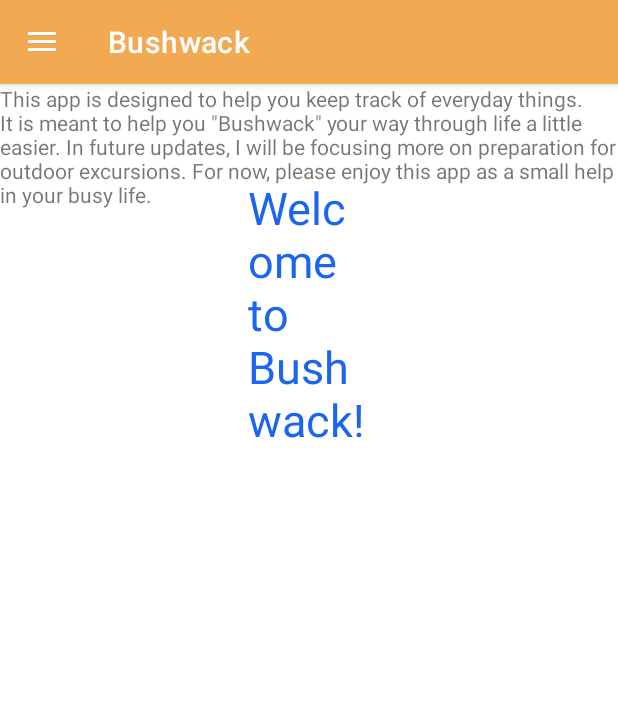
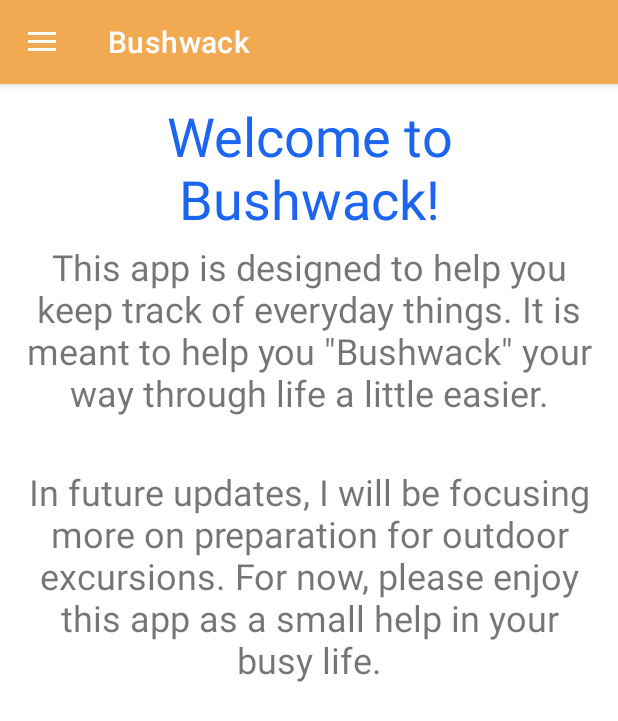
Before and after one commit to benbmb99/Bushwack, an Android app built with Jetpack Compose: the screen it shows after launch (MainActivity), on a phone screen of 412 x 824 dp. Shown: the top 721 px of the screen. Run offline under Robolectric (Android 15) with nearby library versions, the phone set to English and light mode, and no system bars.

Commit message:
Complete mostly functional app for lists.

```diff
--- a/app/src/main/AndroidManifest.xml
+++ b/app/src/main/AndroidManifest.xml
@@ -10,7 +10,7 @@
         android:label="@string/app_name"
         android:roundIcon="@mipmap/ic_launcher_round"
         android:supportsRtl="true"
-        android:theme="@style/Theme.Bushwack"
+        android:theme="@style/BushwackTheme"
         tools:targetApi="31">
         <activity
             android:name=".MainActivity"
--- a/app/src/main/java/com/hikerhelper/bushwack/MainActivity.kt
+++ b/app/src/main/java/com/hikerhelper/bushwack/MainActivity.kt
@@ -1,64 +1,140 @@
 package com.hikerhelper.bushwack
 
 import android.annotation.SuppressLint
+import android.app.Activity
 import android.os.Bundle
 import android.view.MenuItem
-import androidx.activity.ComponentActivity
-import androidx.activity.compose.setContent
+import android.view.View
+import android.view.View.OnClickListener
+import android.view.View.VISIBLE
+import android.widget.ArrayAdapter
+import android.widget.Button
+import android.widget.EditText
+import android.widget.LinearLayout
+import android.widget.ListView
+import android.widget.RelativeLayout
 import androidx.appcompat.app.ActionBarDrawerToggle
 import androidx.appcompat.app.AppCompatActivity
 import androidx.appcompat.widget.Toolbar
-import androidx.compose.foundation.layout.fillMaxSize
-import androidx.compose.material3.MaterialTheme
-import androidx.compose.material3.Surface
 import androidx.compose.material3.Text
 import androidx.compose.runtime.Composable
 import androidx.compose.ui.Modifier
+import androidx.compose.ui.node.getOrAddAdapter
 import androidx.compose.ui.tooling.preview.Preview
 import androidx.core.view.GravityCompat
 import androidx.drawerlayout.widget.DrawerLayout
 import com.google.android.material.navigation.NavigationView
+import com.hikerhelper.bushwack.R.id.*
 import com.hikerhelper.bushwack.ui.theme.BushwackTheme
+import com.hikerhelper.bushwack.R.layout.fragment_list
 
 class MainActivity : AppCompatActivity(), NavigationView.OnNavigationItemSelectedListener {
 
+    //Initialize our variables
     private lateinit var drawerLayout: DrawerLayout
+    /*private lateinit var userList: ListView
+    private lateinit var addButtony: Button
+    private lateinit var editText: EditText
+    private lateinit var listy: ArrayList<String>*/
+    private lateinit var linLayli: LinearLayout
+    private lateinit var relLayli: RelativeLayout
 
     override fun onCreate(savedInstanceState: Bundle?) {
         super.onCreate(savedInstanceState)
         setContentView(R.layout.activity_main)
 
-        drawerLayout = findViewById(R.id.drawer_layout)
+        //Sets up the full layout, including fragments, and activates it
+        drawerLayout = findViewById(drawer_layout)
 
-        val toolbar = findViewById<Toolbar>(R.id.toolbar)
+        //linLayli = findViewById<LinearLayout>(linLay)
+        /*relLayli = findViewById<RelativeLayout>(listContainer)
+        userList = findViewById(itemList)
+        addButtony = findViewById(addButton)
+        editText = findViewById(editItemName)
+        listy = ArrayList()*/
+
+        //Sets up the toolbar above and activates it
+        val toolbar = findViewById<Toolbar>(toolbar)
         setSupportActionBar(toolbar)
 
-        val navigationView = findViewById<NavigationView>(R.id.nav_view)
+        //sets up the sidemenu layout and activates it
+        val navigationView = findViewById<NavigationView>(nav_view)
         navigationView.setNavigationItemSelectedListener (this)
 
+        //Creates the way to open the side menu
         val toggle = ActionBarDrawerToggle(this, drawerLayout, toolbar, R.string.open_nav, R.string.close_nav)
         drawerLayout.addDrawerListener(toggle)
         toggle.syncState()
 
+        /*val adapter: ArrayAdapter<String> = ArrayAdapter<String>(
+            this@MainActivity,
+            android.R.layout.simple_list_item_checked,
+            listy.toTypedArray()
+        )
+
+        userList.adapter = adapter
+
+        addButtony.setOnClickListener {
+            val item = editText.text.toString()
+            if(item.isNotEmpty()){
+                listy.add(item)
+                adapter.notifyDataSetChanged()
+            }
+        }*/
+
+        //Checks to see if there is a saved instance of the app already running
         if (savedInstanceState == null){
             supportFragmentManager.beginTransaction()
-                .replace(R.id.fragment_cont, Home()).commit()
-            navigationView.setCheckedItem(R.id.nav_home)
+                .replace(fragment_cont, Home()).commit()
+            navigationView.setCheckedItem(nav_home)
         }
     }
 
+    //(UNUSED) Makes the Home page visible.
+    fun homeVisible(){
+        linLayli.setVisibility(View.VISIBLE)
+        relLayli.setVisibility(View.GONE)
+    }
+
+    //(UNUSED) Makes the List page visible.
+    fun listVisible(){
+        linLayli.setVisibility(View.GONE)
+        relLayli.setVisibility(View.VISIBLE)
+    }
+
+    //Controls the menu
     override fun onNavigationItemSelected(p0: MenuItem): Boolean {
         when(p0.itemId){
-            R.id.nav_home -> supportFragmentManager.beginTransaction()
-                .replace(R.id.fragment_cont, Home()).commit()
-            R.id.nav_list -> supportFragmentManager.beginTransaction()
-                .replace(R.id.fragment_cont, List()).commit()
+            nav_home -> //homeVisible()
+                supportFragmentManager.beginTransaction()
+                .replace(fragment_cont, Home()).commit()
+            nav_list -> //listVisible()
+                supportFragmentManager.beginTransaction()
+                .replace(fragment_cont, List<Any>()).commit()
         }
         drawerLayout.closeDrawer(GravityCompat.START)
         return true
     }
 
-    @SuppressLint("MissingSuperCall")
+    //Overrides the onClick option for the button
+//    override fun onClick(view: View?) {
+//        val adapter: ArrayAdapter<String?> = ArrayAdapter<String?>(
+//            this@MainActivity,
+//            android.R.layout.simple_list_item_checked,
+//            list as ArrayList<String?>
+//        )
+//
+//        val  texty: EditText = findViewById(R.id.editItemName)
+//        val item = texty.text.toString()
+//        println(texty.text.toString())
+//        if (item.isNotEmpty()) {
+//            list.add(item)
+//        }
+
+
+    //}
+
+    //Controls what happens when the back button is pressed
     override fun onBackPressed() {
         if (drawerLayout.isDrawerOpen(GravityCompat.START)){
             drawerLayout.closeDrawer(GravityCompat.START)
@@ -68,6 +144,7 @@ class MainActivity : AppCompatActivity(), NavigationView.OnNavigationItemSelecte
     }
 }
 
+//UNUSED FUNCTIONS THAT MAY COME IN HANDY IN THE FUTURE
 @Composable
 fun Greeting(name: String, modifier: Modifier = Modifier) {
     Text(
@@ -80,6 +157,6 @@ fun Greeting(name: String, modifier: Modifier = Modifier) {
 @Composable
 fun GreetingPreview() {
     BushwackTheme {
-        Greeting("Android")
+        Greeting("name")
     }
 }
--- a/app/src/main/res/layout/activity_main.xml
+++ b/app/src/main/res/layout/activity_main.xml
@@ -1,4 +1,6 @@
 <?xml version="1.0" encoding="utf-8"?>
+
+<!-- Defines the full malleable layout -->
 <androidx.drawerlayout.widget.DrawerLayout
     xmlns:android="http://schemas.android.com/apk/res/android"
     xmlns:app="http://schemas.android.com/apk/res-auto"
@@ -10,11 +12,14 @@
     tools:openDrawer="start"
     tools:context=".MainActivity">
 
+    <!-- Defines the full layout -->
     <LinearLayout
+        android:id="@+id/linLay"
         android:layout_width="match_parent"
         android:layout_height="match_parent"
         android:orientation="vertical">
 
+        <!-- Defines the toolbar layout -->
         <androidx.appcompat.widget.Toolbar
             android:layout_width="match_parent"
             android:layout_height="56dp"
@@ -24,6 +29,7 @@
             android:theme="@style/ThemeOverlay.AppCompat.Dark.ActionBar"
             app:popupTheme="@style/ThemeOverlay.AppCompat.Light"/>
 
+        <!-- Defines the malleable frame layout -->
         <FrameLayout
             android:layout_width="match_parent"
             android:layout_height="match_parent"
@@ -31,6 +37,7 @@
 
     </LinearLayout>
 
+    <!-- Defines the sidebar menu -->
     <com.google.android.material.navigation.NavigationView
         android:layout_width="wrap_content"
         android:layout_height="match_parent"
@@ -42,4 +49,38 @@
         app:itemTextColor="@color/maroon"
         android:background="@color/white"/>
 
+    <!--<RelativeLayout
+        android:id="@+id/listContainer"
+        android:layout_width="match_parent"
+        android:layout_height="match_parent"
+        android:orientation="vertical"
+        android:visibility="gone"
+        tools:context=".List">
+
+
+        <EditText
+            android:id="@+id/editItemName"
+            android:layout_width="match_parent"
+            android:layout_height="wrap_content"
+            android:layout_margin="4dp"
+            android:layout_toLeftOf="@id/addButton"
+            android:text="Add item" />
+
+        <Button
+            android:id="@+id/addButton"
+            android:layout_width="wrap_content"
+            android:layout_height="wrap_content"
+            android:layout_alignParentEnd="true"
+            android:layout_margin="4dp"
+            android:text="Add"
+            android:textAllCaps="false" />
+
+        <ListView
+            android:id="@+id/itemList"
+            android:layout_width="match_parent"
+            android:layout_height="match_parent"
+            android:layout_below="@id/editItemName" />
+
+    </RelativeLayout>-->
+
 </androidx.drawerlayout.widget.DrawerLayout>
--- a/app/src/main/res/layout/fragment_home.xml
+++ b/app/src/main/res/layout/fragment_home.xml
@@ -1,4 +1,6 @@
 <?xml version="1.0" encoding="utf-8"?>
+
+<!-- Defines the full home layout -->
 <RelativeLayout
     xmlns:android="http://schemas.android.com/apk/res/android"
     xmlns:tools="http://schemas.android.com/tools"
@@ -6,23 +8,45 @@
     android:layout_height="match_parent"
     tools:context=".Home">
 
+    <!-- Defines the title -->
     <TextView
         android:layout_width="wrap_content"
         android:layout_height="wrap_content"
         android:layout_alignParentStart="true"
         android:layout_alignParentTop="true"
         android:layout_alignParentEnd="true"
-        android:layout_marginStart="165dp"
-        android:layout_marginTop="62dp"
-        android:layout_marginEnd="165dp"
+        android:layout_marginStart="25dp"
+        android:layout_marginTop="10dp"
+        android:layout_marginEnd="25dp"
         android:text="Welcome to Bushwack!"
+        android:textAlignment="center"
         android:textColor="@color/royal_blue"
-        android:textSize="30sp" />
+        android:textSize="36sp" />
 
+    <!-- Defines the first paragraph's layout -->
     <TextView
         android:id="@+id/textView2"
         android:layout_width="wrap_content"
         android:layout_height="wrap_content"
-        android:text="This app is designed to help you keep track of everyday things. It is meant to help you &quot;Bushwack&quot; your way through life a little easier. In future updates, I will be focusing more on preparation for outdoor excursions. For now, please enjoy this app as a small help in your busy life." />
+        android:layout_alignParentTop="false"
+        android:layout_marginStart="15dp"
+        android:layout_marginTop="105dp"
+        android:layout_marginEnd="15dp"
+        android:text="This app is designed to help you keep track of everyday things. It is meant to help you &quot;Bushwack&quot; your way through life a little easier."
+        android:textAlignment="center"
+        android:textSize="24sp" />
+
+    <!-- Defines the second paragraph's layout -->
+    <TextView
+        android:id="@+id/textView3"
+        android:layout_width="wrap_content"
+        android:layout_height="wrap_content"
+        android:layout_alignParentTop="false"
+        android:layout_marginStart="15dp"
+        android:layout_marginTop="255dp"
+        android:layout_marginEnd="15dp"
+        android:text="In future updates, I will be focusing more on preparation for outdoor excursions. For now, please enjoy this app as a small help in your busy life."
+        android:textAlignment="center"
+        android:textSize="24sp" />
 
 </RelativeLayout>
--- a/app/src/main/res/layout/nav_header.xml
+++ b/app/src/main/res/layout/nav_header.xml
@@ -1,4 +1,5 @@
 <?xml version="1.0" encoding="utf-8"?>
+<!-- Defines the header in the navigational menu -->
 <LinearLayout xmlns:android="http://schemas.android.com/apk/res/android"
     android:layout_width="match_parent"
     android:layout_height="176dp"
@@ -8,6 +9,7 @@
     android:padding="16dp"
     android:theme="@style/ThemeOverlay.AppCompat.Dark">
 
+    <!-- Defines the name of the app at the top of the navigation menu -->
     <TextView
         android:layout_width="wrap_content"
         android:layout_height="wrap_content"
--- a/app/src/main/res/menu/nav_menu.xml
+++ b/app/src/main/res/menu/nav_menu.xml
@@ -1,4 +1,6 @@
 <?xml version="1.0" encoding="utf-8"?>
+
+<!-- Builds the menu -->
 <menu xmlns:android="http://schemas.android.com/apk/res/android"
     xmlns:tools="http://schemas.android.com/tools"
     tools:showIn = "navigation_view">
@@ -6,11 +8,13 @@
     <group
         android:checkableBehavior="single">
 
+        <!-- Home Page -->
         <item
             android:id="@+id/nav_home"
             android:icon="@drawable/baseline_home_24"
             android:title="Home"/>
 
+        <!-- List Page -->
         <item
             android:id="@+id/nav_list"
             android:icon="@drawable/baseline_list_24"
@@ -22,10 +26,12 @@
         android:title="">
 
         <menu>
+
+            <!-- Credits -->
             <item
-                android:id="@+id/logout"
+                android:id="@+id/credits"
                 android:icon="@mipmap/ic_launcher"
-                android:title="Logout"/>
+                android:title="App Created By Benjamin Bown"/>
         </menu>
     </item>
 
--- a/app/src/main/res/values/colors.xml
+++ b/app/src/main/res/values/colors.xml
@@ -1,5 +1,7 @@
 <?xml version="1.0" encoding="utf-8"?>
 <resources>
+
+    <!-- Defines all of the colors for the color scheme -->
     <color name="purple_200">#FFBB86FC</color>
     <color name="purple_500">#FF6200EE</color>
     <color name="purple_700">#FF3700B3</color>
--- a/app/src/main/res/values/strings.xml
+++ b/app/src/main/res/values/strings.xml
@@ -2,6 +2,6 @@
     <string name="app_name">Bushwack</string>
     <string name="open_nav">Open Navigation</string>
     <string name="close_nav">Close Navigation</string>
-    <!-- TODO: Remove or change this placeholder text -->
     <string name="hello_blank_fragment">Hello blank fragment</string>
+    <string name="list_name">List</string>
 </resources>
--- a/app/src/main/res/values/themes.xml
+++ b/app/src/main/res/values/themes.xml
@@ -1,7 +1,7 @@
 <?xml version="1.0" encoding="utf-8"?>
 <resources xmlns:tools="http://schemas.android.com/tools">
 
-    <style name="Theme.Bushwack" parent="Theme.MaterialComponents.DayNight.DarkActionBar" >
+    <style name="BushwackTheme" parent="Theme.MaterialComponents.DayNight.DarkActionBar" >
         <!-- Primary Colors -->
         <item name="colorPrimary">@color/aqua</item>
         <item name="colorPrimaryVariant">@color/toothpaste</item>
@@ -13,7 +13,7 @@
         <item name="colorOnSecondary">@color/black</item>
 
         <!-- Status Bar -->
-        <item name="android:statusBarColor">?attr/colorPrimaryVariant</item>
+        <item name="android:statusBarColor">@color/salmon</item>
 
     </style>
 
@@ -29,7 +29,7 @@
         <item name="colorOnSecondary">@color/black</item>
 
         <!-- Status Bar -->
-        <item name="android:statusBarColor">?attr/colorPrimaryVariant</item>
+        <item name="android:statusBarColor">@color/salmon</item>
 
     </style>
 
```
Also changed, not shown: app/src/main/java/com/hikerhelper/bushwack/List.kt (+69 -11 lines), app/src/main/res/layout/fragment_list.xml (+31 -5 lines), gradle/libs.versions.toml (+7 -3 lines).
